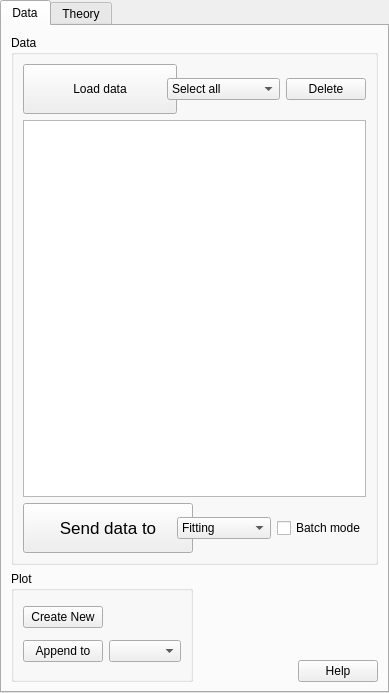
Old version of the form src/sas/qtgui/UI/DataExplorerUI.ui in the repository SasView/sasview.
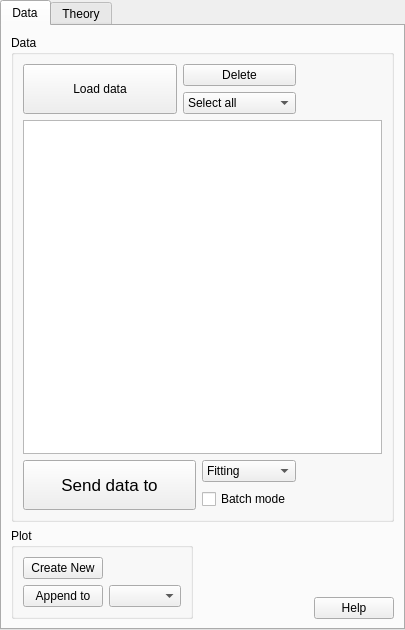
New version of the form. Icons and pictures are not drawn.

Commit message: tweaked Data Explorer UI, added prototype/test silx 2D plotting

Diff of the .ui file:
```diff
--- a/src/sas/qtgui/UI/DataExplorerUI.ui
+++ b/src/sas/qtgui/UI/DataExplorerUI.ui
@@ -6,8 +6,8 @@
    <rect>
     <x>0</x>
     <y>0</y>
-    <width>389</width>
-    <height>693</height>
+    <width>405</width>
+    <height>630</height>
    </rect>
   </property>
   <property name="sizePolicy">
@@ -30,16 +30,16 @@
    <attribute name="title">
     <string>Data</string>
    </attribute>
-   <layout class="QGridLayout" name="gridLayout_6">
+   <layout class="QGridLayout" name="gridLayout_11">
     <item row="0" column="0">
      <widget class="QGroupBox" name="groupBox">
       <property name="title">
        <string>Data</string>
       </property>
+      <layout class="QGridLayout" name="gridLayout_9">
+       <item row="0" column="0">
       <layout class="QGridLayout" name="gridLayout">
-       <item row="0" column="0">
-        <layout class="QHBoxLayout" name="horizontalLayout_2">
-         <item>
+         <item row="0" column="0" rowspan="2">
           <widget class="QPushButton" name="cmdLoad">
            <property name="sizePolicy">
             <sizepolicy hsizetype="MinimumExpanding" vsizetype="Fixed">
@@ -83,7 +83,14 @@
            </property>
           </widget>
          </item>
-         <item>
+         <item row="0" column="1">
+          <widget class="QPushButton" name="cmdDeleteData">
+           <property name="text">
+            <string>Delete</string>
+           </property>
+          </widget>
+         </item>
+         <item row="1" column="1">
           <widget class="QComboBox" name="cbSelect">
            <property name="sizePolicy">
             <sizepolicy hsizetype="Minimum" vsizetype="Fixed">
@@ -123,62 +130,24 @@
            </item>
           </widget>
          </item>
-         <item>
+        </layout>
+       </item>
+       <item row="0" column="1">
           <spacer name="horizontalSpacer_7">
            <property name="orientation">
             <enum>Qt::Horizontal</enum>
            </property>
            <property name="sizeHint" stdset="0">
             <size>
-             <width>128</width>
+           <width>92</width>
              <height>20</height>
             </size>
            </property>
           </spacer>
          </item>
-         <item>
-          <widget class="QPushButton" name="cmdDeleteData">
-           <property name="text">
-            <string>Delete</string>
-           </property>
-          </widget>
-         </item>
-        </layout>
-       </item>
-       <item row="1" column="0">
-        <widget class="QTreeView" name="treeView">
-         <property name="contextMenuPolicy">
-          <enum>Qt::NoContextMenu</enum>
-         </property>
-         <property name="acceptDrops">
-          <bool>true</bool>
-         </property>
-         <property name="editTriggers">
-          <set>QAbstractItemView::NoEditTriggers</set>
-         </property>
-         <property name="dragEnabled">
-          <bool>true</bool>
-         </property>
-         <property name="dragDropOverwriteMode">
-          <bool>true</bool>
-         </property>
-         <property name="dragDropMode">
-          <enum>QAbstractItemView::DropOnly</enum>
-         </property>
-         <property name="defaultDropAction">
-          <enum>Qt::CopyAction</enum>
-         </property>
-         <property name="selectionMode">
-          <enum>QAbstractItemView::ExtendedSelection</enum>
-         </property>
-         <attribute name="headerVisible">
-          <bool>false</bool>
-         </attribute>
-        </widget>
-       </item>
        <item row="2" column="0">
-        <layout class="QHBoxLayout" name="horizontalLayout">
-         <item>
+        <layout class="QGridLayout" name="gridLayout_2">
+         <item row="0" column="0" rowspan="2">
           <widget class="QPushButton" name="cmdSendTo">
            <property name="sizePolicy">
             <sizepolicy hsizetype="MinimumExpanding" vsizetype="Fixed">
@@ -224,7 +193,7 @@
            </property>
           </widget>
          </item>
-         <item>
+         <item row="0" column="1">
           <widget class="QComboBox" name="cbFitting">
            <property name="sizePolicy">
             <sizepolicy hsizetype="Minimum" vsizetype="Fixed">
@@ -252,7 +221,7 @@
            </item>
           </widget>
          </item>
-         <item>
+         <item row="1" column="1">
           <widget class="QCheckBox" name="chkBatch">
            <property name="text">
             <string>Batch mode</string>
@@ -261,11 +230,44 @@
          </item>
         </layout>
        </item>
+       <item row="1" column="0" colspan="2">
+        <widget class="QTreeView" name="treeView">
+         <property name="contextMenuPolicy">
+          <enum>Qt::NoContextMenu</enum>
+         </property>
+         <property name="acceptDrops">
+          <bool>true</bool>
+         </property>
+         <property name="editTriggers">
+          <set>QAbstractItemView::NoEditTriggers</set>
+         </property>
+         <property name="dragEnabled">
+          <bool>true</bool>
+         </property>
+         <property name="dragDropOverwriteMode">
+          <bool>true</bool>
+         </property>
+         <property name="dragDropMode">
+          <enum>QAbstractItemView::DropOnly</enum>
+         </property>
+         <property name="defaultDropAction">
+          <enum>Qt::CopyAction</enum>
+         </property>
+         <property name="selectionMode">
+          <enum>QAbstractItemView::ExtendedSelection</enum>
+         </property>
+         <attribute name="headerVisible">
+          <bool>false</bool>
+         </attribute>
+        </widget>
+       </item>
       </layout>
      </widget>
     </item>
     <item row="1" column="0">
-     <layout class="QGridLayout" name="gridLayout_2">
+     <layout class="QGridLayout" name="gridLayout_10">
+      <item row="0" column="0" rowspan="2">
+       <layout class="QGridLayout" name="gridLayout_6">
       <item row="0" column="0">
        <widget class="QGroupBox" name="groupBox_3">
         <property name="title">
@@ -315,13 +317,15 @@
         </property>
         <property name="sizeHint" stdset="0">
          <size>
-          <width>108</width>
-          <height>111</height>
+            <width>103</width>
+            <height>48</height>
          </size>
         </property>
        </spacer>
       </item>
-      <item row="0" column="2" alignment="Qt::AlignBottom">
+       </layout>
+      </item>
+      <item row="1" column="1">
        <widget class="QPushButton" name="cmdHelp">
         <property name="text">
          <string>Help</string>
```
Lines whose indentation alone changed are shown as unchanged. The commit also changes 2 other files.
